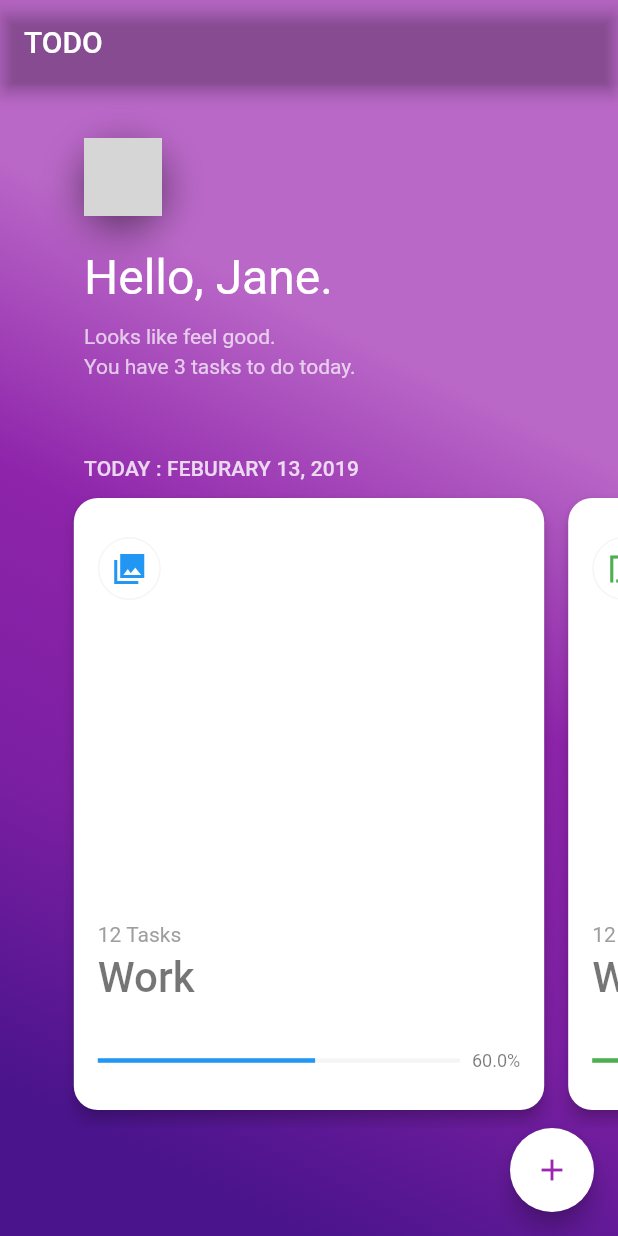
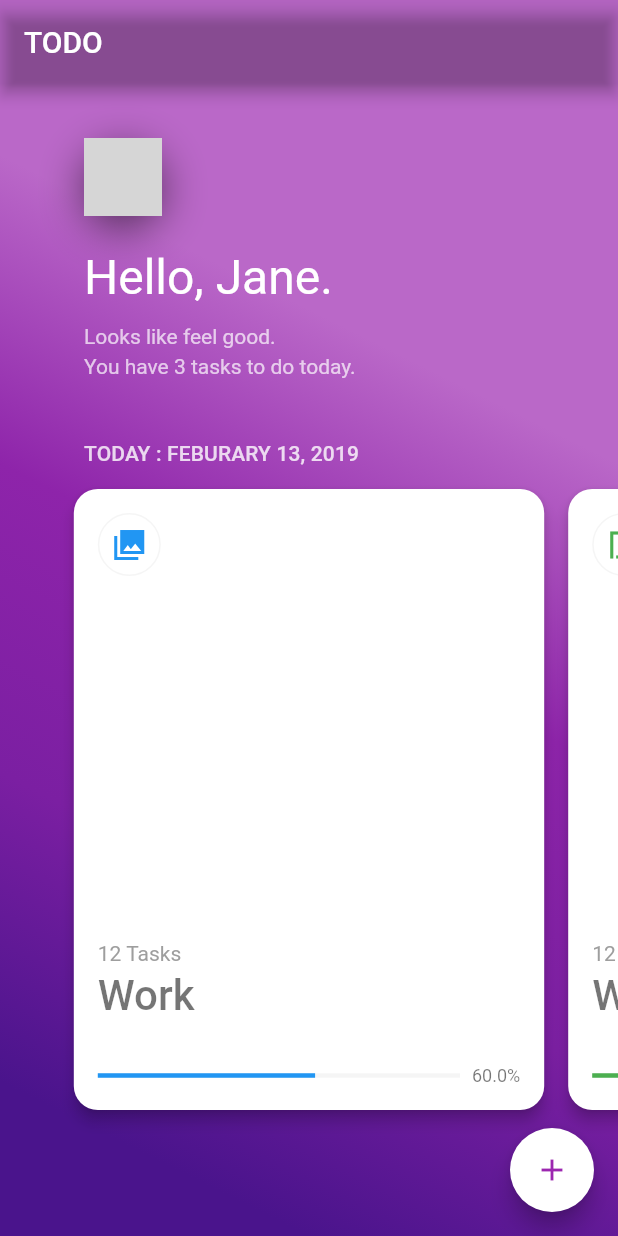
Before and after one commit to sabinbajracharya/fluttery-todo, a Flutter app: the screen it shows after launch, on a phone screen of 412 x 824 dp. Run offline on Flutter 3.47's test engine with Material 2 defaults, Android fonts, the phone set to English and light mode, and no system bars; network calls fail; Roboto replaces fonts that are missing (Hind); grey boxes are pictures that could not be loaded.

Commit message:
Improve ui for smaller resolution

```diff
--- a/lib/main.dart
+++ b/lib/main.dart
@@ -14,7 +14,6 @@ class MyApp extends StatelessWidget {
       title: 'Flutter Demo',
       theme: ThemeData(
         primarySwatch: Colors.blue,
-
         textTheme: TextTheme(
           headline: TextStyle(fontSize: 32.0, fontWeight: FontWeight.w400),
           title: TextStyle(fontSize: 28.0, fontWeight: FontWeight.w500),
@@ -118,7 +117,7 @@ class _MyHomePageState extends State<MyHomePage> {
                         .copyWith(color: Colors.white.withOpacity(0.7)),
                   ),
                   Container(
-                    margin: EdgeInsets.only(top: 52.0),
+                    margin: EdgeInsets.only(top: 42.0),
                     child: Text(
                       'TODAY : FEBURARY 13, 2019',
                       style: Theme.of(context)
@@ -131,7 +130,7 @@ class _MyHomePageState extends State<MyHomePage> {
               ),
             ),
             Expanded(
-              flex: 6,
+              flex: 1,
               child: NotificationListener<ScrollNotification>(
                 onNotification: (notification) {
                   if (notification is ScrollEndNotification) {
@@ -151,17 +150,20 @@ class _MyHomePageState extends State<MyHomePage> {
                       ),
                       elevation: 4.0,
                       margin:
-                          EdgeInsets.symmetric(vertical: 12.0, horizontal: 8.0),
+                          EdgeInsets.symmetric(vertical: 16.0, horizontal: 8.0),
                       color: Colors.white,
                       child: Padding(
                         padding: EdgeInsets.symmetric(
-                            vertical: 26.0, horizontal: 16.0),
+                            vertical: 16.0, horizontal: 16.0),
                         child: Column(
                           crossAxisAlignment: CrossAxisAlignment.start,
                           mainAxisAlignment: MainAxisAlignment.end,
                           children: [
                             Container(
                               padding: EdgeInsets.all(8.0),
+                              margin: EdgeInsets.only(
+                                bottom: 6.0,
+                              ),
                               decoration: BoxDecoration(
                                 shape: BoxShape.circle,
                                 border: Border.all(
@@ -176,7 +178,9 @@ class _MyHomePageState extends State<MyHomePage> {
                                 color: widget.todos[index]["color"],
                               ),
                             ),
-                            Spacer(),
+                            Spacer(
+                              flex: 8,
+                            ),
                             Container(
                               margin: EdgeInsets.only(bottom: 4.0),
                               child: Text(
@@ -188,13 +192,13 @@ class _MyHomePageState extends State<MyHomePage> {
                               ),
                             ),
                             Container(
-                              margin: EdgeInsets.only(bottom: 32.0),
                               child: Text('Work',
                                   style: Theme.of(context)
                                       .textTheme
                                       .title
                                       .copyWith(color: Colors.black54)),
                             ),
+                            Spacer(),
                             TaskProgressIndicator(
                               color: widget.todos[index]["color"],
                               progress: widget.todos[index]["progress"],
@@ -208,9 +212,9 @@ class _MyHomePageState extends State<MyHomePage> {
                 ),
               ),
             ),
-            Spacer(
-              flex: 1,
-            )
+            Container(
+              margin: EdgeInsets.only(bottom: 68.0),
+            ),
           ],
         ),
         floatingActionButton: FloatingActionButton(
```
